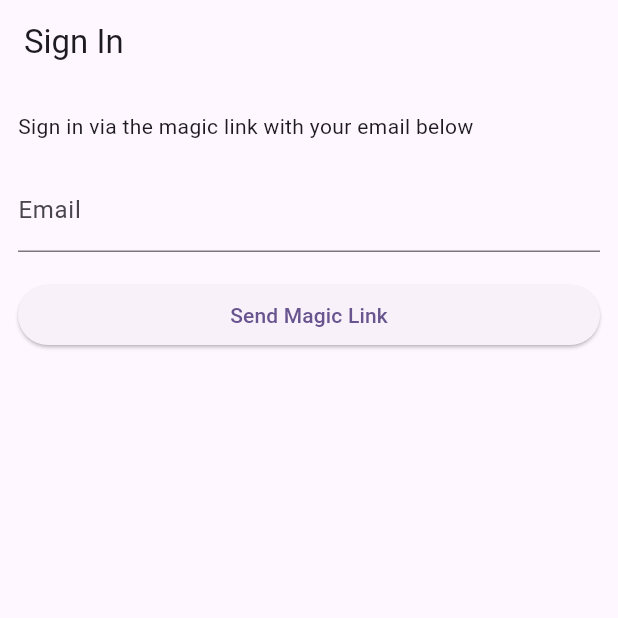
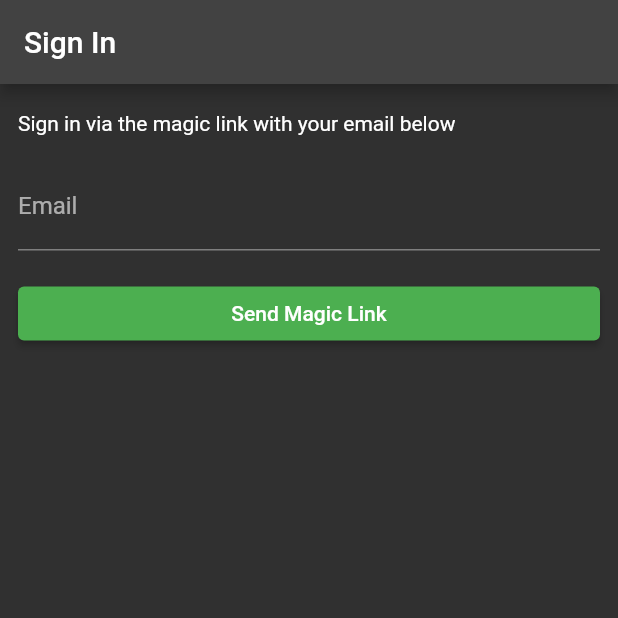
Before and after one commit to fidelisnwabisi/supabase_quickstart, a Flutter app: the screen it shows after launch, on a phone screen of 412 x 824 dp, the top half of it. Run offline on Flutter 3.47's test engine with Material 2 defaults, Android fonts, the phone set to English and light mode, and no system bars; our stand-ins replace supabase_flutter; accounts and stored records are empty.

```diff
--- a/lib/main.dart
+++ b/lib/main.dart
@@ -24,9 +24,19 @@ class MyApp extends StatelessWidget {
   Widget build(BuildContext context) {
     return MaterialApp(
       title: 'Flutter Demo',
-      theme: ThemeData(
-        colorScheme: ColorScheme.fromSeed(seedColor: Colors.deepPurple),
-        useMaterial3: true,
+      theme: ThemeData.dark().copyWith(
+        primaryColor: Colors.green,
+        textButtonTheme: TextButtonThemeData(
+          style: TextButton.styleFrom(
+            foregroundColor: Colors.green,
+          ),
+        ),
+        elevatedButtonTheme: ElevatedButtonThemeData(
+          style: ElevatedButton.styleFrom(
+            foregroundColor: Colors.white,
+            backgroundColor: Colors.green,
+          ),
+        ),
       ),
       initialRoute: '/',
       routes: {
```
Also changed, not shown: lib/page/account_page.dart (+69 -2 lines).
